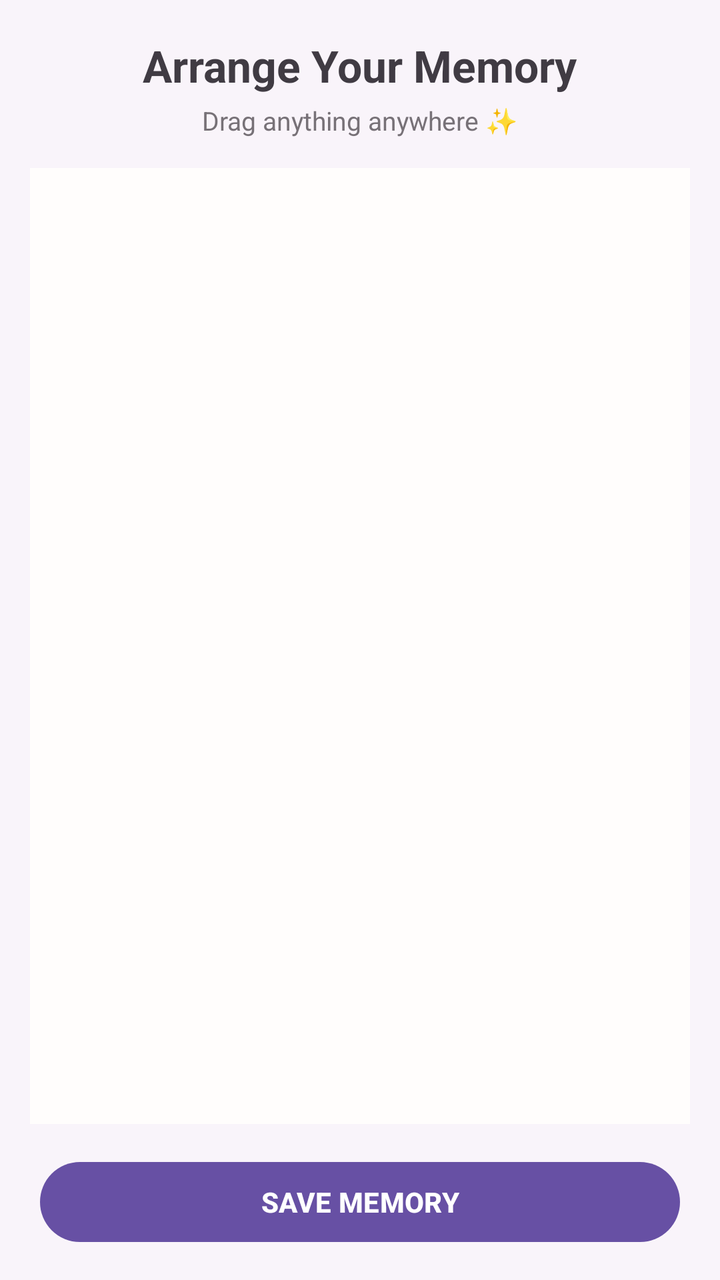
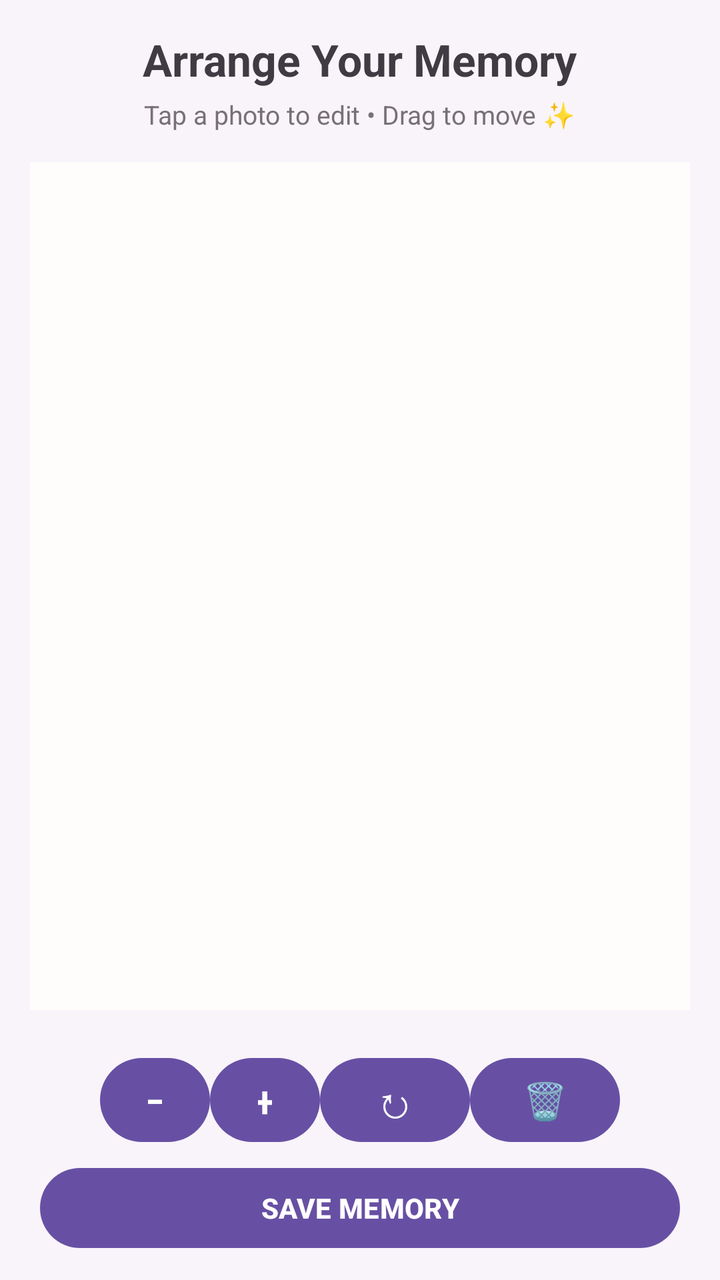

Two renders of the same Android screen: before a commit and after it. Below are the layout's source before the change and the commit's diff.
<!-- AndroidManifest.xml: application theme Theme.Memory_Pin -->
<!-- res/layout/activity_arrange_memory.xml -->
<?xml version="1.0" encoding="utf-8"?>
<androidx.constraintlayout.widget.ConstraintLayout
    xmlns:android="http://schemas.android.com/apk/res/android"
    xmlns:app="http://schemas.android.com/apk/res-auto"
    android:layout_width="match_parent"
    android:layout_height="match_parent"
    android:background="#F9F4FA">

    

    <TextView
        android:id="@+id/tvArrangeTitle"
        android:layout_width="wrap_content"
        android:layout_height="wrap_content"
        android:text="Arrange Your Memory"
        android:textSize="22sp"
        android:textStyle="bold"
        android:textColor="#403B43"
        app:layout_constraintTop_toTopOf="parent"
        app:layout_constraintStart_toStartOf="parent"
        app:layout_constraintEnd_toEndOf="parent"
        android:layout_marginTop="18dp" />

    <TextView
        android:id="@+id/tvArrangeHint"
        android:layout_width="wrap_content"
        android:layout_height="wrap_content"
        android:text="Drag anything anywhere ✨"
        android:textSize="13sp"
        android:textColor="#777177"
        app:layout_constraintTop_toBottomOf="@id/tvArrangeTitle"
        app:layout_constraintStart_toStartOf="parent"
        app:layout_constraintEnd_toEndOf="parent"
        android:layout_marginTop="4dp" />


    

    <FrameLayout
        android:id="@+id/memoryCanvas"
        android:layout_width="0dp"
        android:layout_height="0dp"
        android:background="#FFFDFC"
        android:clipChildren="false"
        android:clipToPadding="false"
        app:layout_constraintTop_toBottomOf="@id/tvArrangeHint"
        app:layout_constraintBottom_toTopOf="@id/btnSaveArrangement"
        app:layout_constraintStart_toStartOf="parent"
        app:layout_constraintEnd_toEndOf="parent"
        android:layout_margin="15dp" />


    

    <Button
        android:id="@+id/btnSaveArrangement"
        android:layout_width="0dp"
        android:layout_height="wrap_content"
        android:text="SAVE MEMORY"
        android:textStyle="bold"
        app:layout_constraintBottom_toBottomOf="parent"
        app:layout_constraintStart_toStartOf="parent"
        app:layout_constraintEnd_toEndOf="parent"
        android:layout_marginStart="20dp"
        android:layout_marginEnd="20dp"
        android:layout_marginBottom="15dp" />

</androidx.constraintlayout.widget.ConstraintLayout>
<!-- resources referenced by this layout -->
<resources>
  <style name="Theme.Memory_Pin" parent="Base.Theme.Memory_Pin" />
  <style name="Base.Theme.Memory_Pin" parent="Theme.Material3.DayNight.NoActionBar">
          
          
      </style>
</resources>

<!-- the commit's change to res/layout/activity_arrange_memory.xml (unified diff, before → after) -->
@@ -5,8 +5,6 @@
     android:layout_width="match_parent"
     android:layout_height="match_parent"
     android:background="#F9F4FA">
-
-    
 
     <TextView
         android:id="@+id/tvArrangeTitle"
@@ -19,22 +17,19 @@
         app:layout_constraintTop_toTopOf="parent"
         app:layout_constraintStart_toStartOf="parent"
         app:layout_constraintEnd_toEndOf="parent"
-        android:layout_marginTop="18dp" />
+        android:layout_marginTop="15dp" />
 
     <TextView
         android:id="@+id/tvArrangeHint"
         android:layout_width="wrap_content"
         android:layout_height="wrap_content"
-        android:text="Drag anything anywhere ✨"
+        android:text="Tap a photo to edit • Drag to move ✨"
         android:textSize="13sp"
         android:textColor="#777177"
         app:layout_constraintTop_toBottomOf="@id/tvArrangeTitle"
         app:layout_constraintStart_toStartOf="parent"
         app:layout_constraintEnd_toEndOf="parent"
         android:layout_marginTop="4dp" />
-
-
-    
 
     <FrameLayout
         android:id="@+id/memoryCanvas"
@@ -44,13 +39,53 @@
         android:clipChildren="false"
         android:clipToPadding="false"
         app:layout_constraintTop_toBottomOf="@id/tvArrangeHint"
-        app:layout_constraintBottom_toTopOf="@id/btnSaveArrangement"
+        app:layout_constraintBottom_toTopOf="@id/photoControls"
         app:layout_constraintStart_toStartOf="parent"
         app:layout_constraintEnd_toEndOf="parent"
         android:layout_margin="15dp" />
 
+    
 
-    
+    <LinearLayout
+        android:id="@+id/photoControls"
+        android:layout_width="match_parent"
+        android:layout_height="wrap_content"
+        android:orientation="horizontal"
+        android:gravity="center"
+        android:padding="5dp"
+        app:layout_constraintBottom_toTopOf="@id/btnSaveArrangement"
+        app:layout_constraintStart_toStartOf="parent"
+        app:layout_constraintEnd_toEndOf="parent">
+
+        <Button
+            android:id="@+id/btnPhotoSmall"
+            android:layout_width="55dp"
+            android:layout_height="50dp"
+            android:text="−"
+            android:textSize="22sp" />
+
+        <Button
+            android:id="@+id/btnPhotoBig"
+            android:layout_width="55dp"
+            android:layout_height="50dp"
+            android:text="+"
+            android:textSize="22sp" />
+
+        <Button
+            android:id="@+id/btnPhotoRotate"
+            android:layout_width="75dp"
+            android:layout_height="50dp"
+            android:text="↻"
+            android:textSize="22sp" />
+
+        <Button
+            android:id="@+id/btnPhotoDelete"
+            android:layout_width="75dp"
+            android:layout_height="50dp"
+            android:text="🗑"
+            android:textSize="18sp" />
+
+    </LinearLayout>
 
     <Button
         android:id="@+id/btnSaveArrangement"
@@ -63,6 +98,6 @@
         app:layout_constraintEnd_toEndOf="parent"
         android:layout_marginStart="20dp"
         android:layout_marginEnd="20dp"
-        android:layout_marginBottom="15dp" />
+        android:layout_marginBottom="12dp" />
 
 </androidx.constraintlayout.widget.ConstraintLayout>
